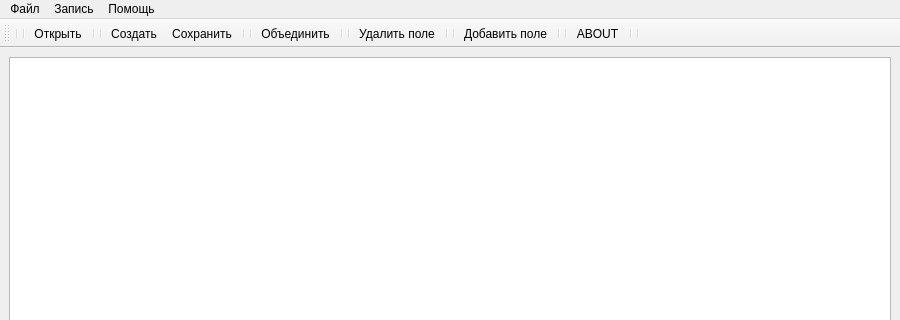
Old version of the form mainwindow.ui in the repository lordofmet/course_work_OOP; both pictures show x 0 to 900 and y 0 to 320 of the 900 by 600 pixel window.
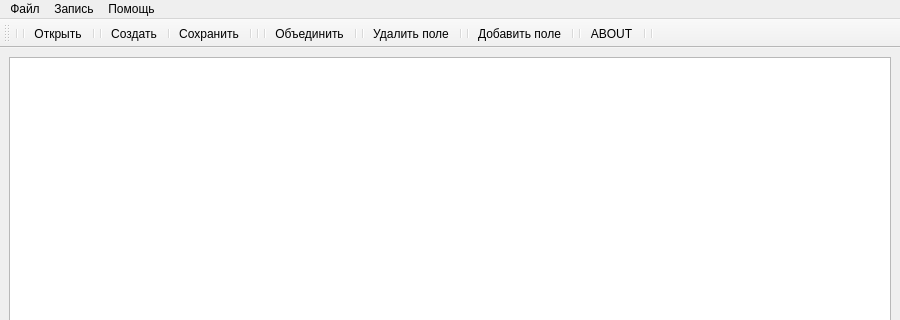
New version of the form. Icons and pictures are not drawn.

```diff
--- a/mainwindow.ui
+++ b/mainwindow.ui
@@ -48,7 +48,7 @@
     <addaction name="action_open"/>
     <addaction name="action_newFile"/>
     <addaction name="action_merge"/>
-    <addaction name="action"/>
+    <addaction name="action_save"/>
    </widget>
    <widget class="QMenu" name="menu_2">
     <property name="title">
@@ -84,7 +84,9 @@
    <addaction name="separator"/>
    <addaction name="separator"/>
    <addaction name="action_newFile"/>
-   <addaction name="action"/>
+   <addaction name="separator"/>
+   <addaction name="action_save"/>
+   <addaction name="separator"/>
    <addaction name="separator"/>
    <addaction name="separator"/>
    <addaction name="action_merge"/>
@@ -154,7 +156,7 @@
     <string>Открыть</string>
    </property>
   </action>
-  <action name="action">
+  <action name="action_save">
    <property name="icon">
     <iconset resource="Resources/Resources.qrc">
      <normaloff>:/R (3).png</normaloff>:/R (3).png</iconset>
```
